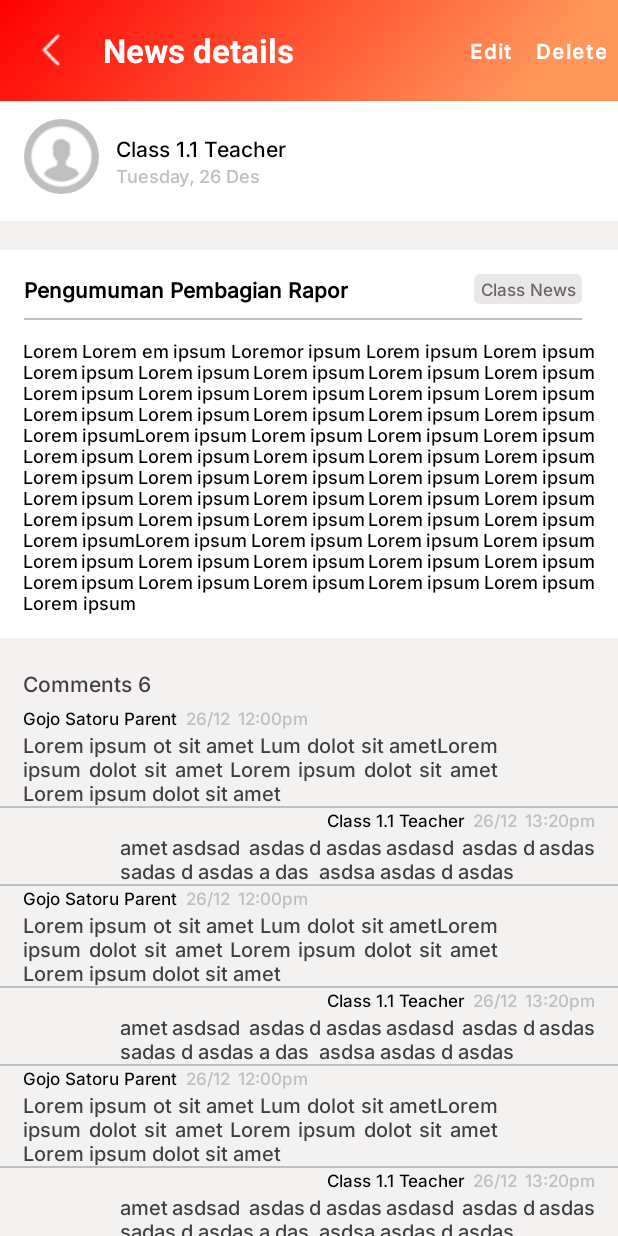
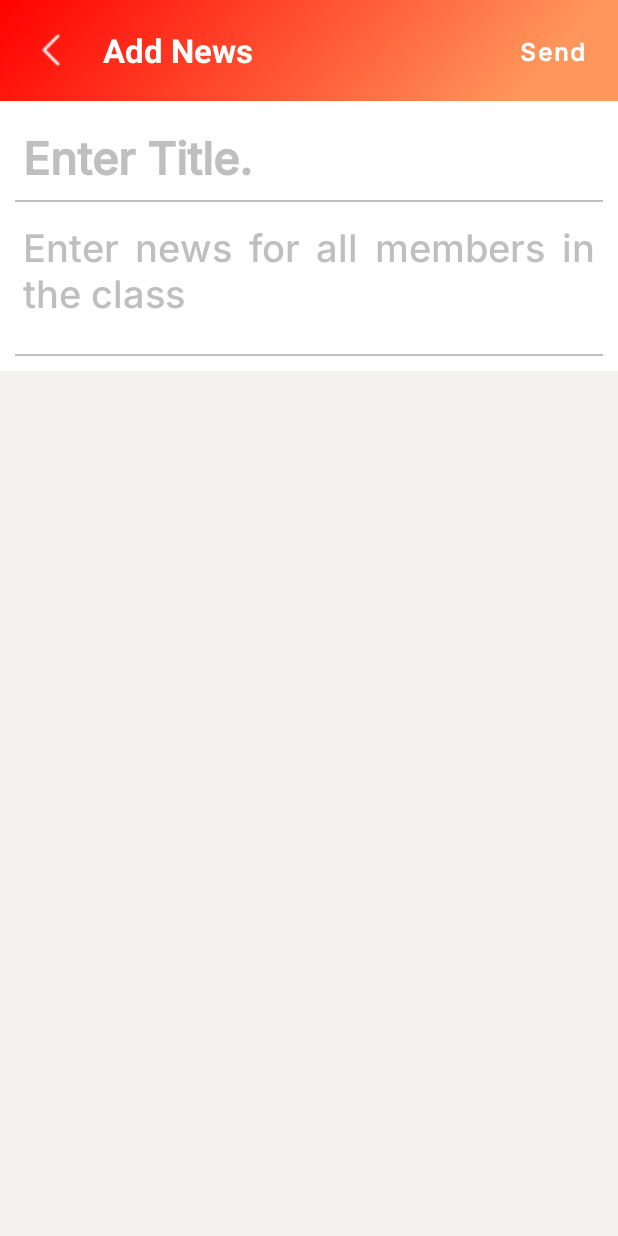
Before and after one commit to raoulhakim/Scholaris-School-Daily-Reports-Mobile-App, an Android app: the screen it shows after launch (NewsDetailActivity before the commit, AddNewsActivity after it), on a phone screen of 412 x 824 dp. Run offline under Robolectric (Android 15) with nearby library versions, the light colour scheme and no system bars.

Commit message:
revizion newsfragment +NewsDetailActivity + AddNewsActivity

```diff
--- a/app/src/main/AndroidManifest.xml
+++ b/app/src/main/AndroidManifest.xml
@@ -13,7 +13,7 @@
         android:theme="@style/Theme.ScholarisV2"
         tools:targetApi="31">
         <activity
-            android:name=".NewsDetailActivity"
+            android:name=".AddNewsActivity"
             android:exported="true">
             <intent-filter>
                 <action android:name="android.intent.action.MAIN" />
--- /dev/null
+++ b/app/src/main/java/com/example/scholarisv2/AddNewsActivity.java
@@ -0,0 +1,23 @@
+package com.example.scholarisv2;
+
+import android.content.Intent;
+import android.os.Bundle;
+import android.view.View;
+import android.view.WindowManager;
+import android.widget.Button;
+import android.widget.SearchView;
+
+import androidx.appcompat.app.ActionBarDrawerToggle;
+import androidx.appcompat.app.AppCompatActivity;
+import androidx.appcompat.app.AppCompatDelegate;
+import androidx.drawerlayout.widget.DrawerLayout;
+
+import com.google.android.material.navigation.NavigationView;
+
+public class AddNewsActivity extends AppCompatActivity {
+    @Override
+    protected void onCreate(Bundle savedInstanceState) {
+        super.onCreate(savedInstanceState);
+        setContentView(R.layout.addnews_activity);
+    }
+}
--- /dev/null
+++ b/app/src/main/res/layout/addnews_activity.xml
@@ -0,0 +1,158 @@
+<?xml version="1.0" encoding="utf-8"?>
+<LinearLayout xmlns:android="http://schemas.android.com/apk/res/android"
+    xmlns:app="http://schemas.android.com/apk/res-auto"
+    xmlns:tools="http://schemas.android.com/tools"
+    android:layout_width="match_parent"
+    android:layout_height="match_parent"
+    tools:context="AddNewsActivity"
+    android:background="#F4F1F1"
+    android:orientation="vertical">
+
+
+    <LinearLayout
+        android:id="@+id/linearLayout2"
+        android:layout_width="match_parent"
+        android:layout_height="wrap_content"
+        android:background="@drawable/bg_toolbar_2">
+
+        <LinearLayout
+            android:layout_width="match_parent"
+            android:layout_height="match_parent"
+            android:layout_weight="1"
+            android:orientation="horizontal">
+
+            <LinearLayout
+                android:layout_width="match_parent"
+                android:layout_height="match_parent"
+                android:layout_weight="5"
+                android:gravity="center">
+
+                <ImageButton
+                    android:layout_width="wrap_content"
+                    android:layout_height="wrap_content"
+                    android:background="@drawable/back_menu_icon" />
+
+            </LinearLayout>
+
+            <LinearLayout
+                android:layout_width="match_parent"
+                android:layout_height="match_parent"
+                android:layout_weight="1"
+                android:orientation="horizontal">
+
+                <TextView
+                    android:id="@+id/textView"
+                    android:layout_width="wrap_content"
+                    android:layout_height="match_parent"
+                    android:layout_weight="1"
+                    android:gravity="center_vertical"
+                    android:text="Add News"
+                    android:textColor="@color/white"
+                    android:textSize="22sp"
+                    android:textStyle="bold" />
+
+                <LinearLayout
+                    android:layout_width="wrap_content"
+                    android:layout_height="match_parent"
+                    android:orientation="horizontal">
+
+                    <Button
+                        android:layout_width="wrap_content"
+                        android:layout_height="match_parent"
+                        android:layout_gravity="center_vertical"
+                        android:background="@android:color/transparent"
+                        android:fontFamily="@font/inter_medium"
+                        android:text="Send"
+                        android:textAllCaps="false"
+                        android:textSize="16sp"
+                        android:textStyle="bold" />
+
+                </LinearLayout>
+
+            </LinearLayout>
+
+        </LinearLayout>
+
+    </LinearLayout>
+
+    <LinearLayout
+        android:layout_width="match_parent"
+        android:layout_height="wrap_content"
+        android:orientation="vertical"
+        android:background="@color/white">
+
+            <LinearLayout
+                android:layout_width="match_parent"
+                android:layout_height="wrap_content"
+                android:orientation="vertical">
+
+                <LinearLayout
+                    android:layout_width="match_parent"
+                    android:layout_height="match_parent">
+
+                        <LinearLayout
+                            android:layout_width="match_parent"
+                            android:layout_height="wrap_content"
+                            android:orientation="vertical">
+
+                            <EditText
+                                android:id="@+id/textView13"
+                                android:layout_width="match_parent"
+                                android:layout_height="wrap_content"
+                                android:layout_marginTop="16dp"
+                                android:background="@null"
+                                android:fontFamily="@font/inter_medium"
+                                android:hint="Enter Title."
+                                android:paddingStart="15dp"
+                                android:paddingEnd="15dp"
+                                android:textColor="@color/black"
+                                android:textColorHint="@color/greyHint"
+                                android:textSize="30dp"
+                                android:textStyle="bold" />
+
+                            <View
+                                android:layout_width="match_parent"
+                                android:layout_height="1dp"
+                                android:layout_marginStart="10dp"
+                                android:layout_marginTop="9dp"
+                                android:layout_marginEnd="10dp"
+                                android:background="@color/greyHint"
+                                ></View>
+
+                            <EditText
+                                android:id="@+id/textView15"
+                                android:layout_width="match_parent"
+                                android:layout_height="wrap_content"
+                                android:layout_marginTop="12dp"
+                                android:fontFamily="@font/inter_medium"
+                                android:justificationMode="inter_word"
+                                android:paddingLeft="15dp"
+                                android:paddingRight="15dp"
+                                android:paddingBottom="15dp"
+                                android:hint="Enter news for all members in the class"
+                                android:textColorHint="@color/greyHint"
+                                android:textColor="@color/black"
+                                android:textSize="25dp"
+                                android:background="@null"
+                                />
+
+                            <View
+                                android:layout_width="match_parent"
+                                android:layout_height="1dp"
+                                android:layout_marginStart="10dp"
+                                android:layout_marginTop="9dp"
+                                android:layout_marginEnd="10dp"
+                                android:layout_marginBottom="10dp"
+                                android:background="@color/greyHint"
+                                ></View>
+
+                        </LinearLayout>
+
+                </LinearLayout>
+
+            </LinearLayout>
+
+        </LinearLayout>
+
+
+</LinearLayout>
--- a/app/src/main/res/layout/fragment_news.xml
+++ b/app/src/main/res/layout/fragment_news.xml
@@ -171,8 +171,8 @@
                             android:orientation="vertical">
 
                             <androidx.constraintlayout.widget.ConstraintLayout
-                                android:layout_width="390dp"
-                                android:layout_height="103dp"
+                                android:layout_width="match_parent"
+                                android:layout_height="match_parent"
                                 android:layout_gravity="center"
                                 android:layout_margin="7dp"
                                 android:gravity="center"
--- a/app/src/main/res/layout/newsdetail_activity.xml
+++ b/app/src/main/res/layout/newsdetail_activity.xml
@@ -149,6 +149,30 @@
                             app:layout_constraintTop_toBottomOf="@+id/textView11"
                             android:textColor="@color/greyHint"/>
 
+                        <TextView
+                            android:id="@+id/textView16"
+                            android:layout_width="0dp"
+                            android:layout_height="wrap_content"
+                            android:layout_marginStart="3dp"
+                            android:layout_marginTop="00dp"
+                            android:fontFamily="@font/inter_medium"
+                            android:text="at"
+                            android:textColor="@color/greyHint"
+                            android:textSize="12dp"
+                            app:layout_constraintStart_toEndOf="@+id/textView12"
+                            app:layout_constraintTop_toBottomOf="@+id/textView11"></TextView>
+
+                        <TextView
+                            android:layout_width="0dp"
+                            android:layout_height="wrap_content"
+                            android:layout_marginStart="3dp"
+                            android:fontFamily="@font/inter_medium"
+                            android:text="12:00pm"
+                            android:textColor="@color/greyHint"
+                            android:textSize="12dp"
+                            app:layout_constraintStart_toEndOf="@+id/textView16"
+                            app:layout_constraintTop_toBottomOf="@+id/textView11"></TextView>
+
                         <ImageView
                             android:id="@+id/imageView"
                             android:layout_width="50dp"
@@ -193,34 +217,36 @@
                             app:layout_constraintEnd_toEndOf="parent"
                             app:layout_constraintTop_toTopOf="parent" />
 
+                        <LinearLayout
+                            android:layout_width="match_parent"
+                            android:layout_height="wrap_content"
+                            android:orientation="vertical">
                             <TextView
                                 android:id="@+id/textView13"
-                            android:layout_width="0dp"
+                                android:layout_width="match_parent"
                                 android:layout_height="wrap_content"
-                            android:layout_marginStart="16dp"
                                 android:layout_marginTop="16dp"
+                                android:paddingStart="15dp"
+                                android:paddingEnd="100dp"
                                 android:fontFamily="@font/inter_medium"
-                            android:text="Pengumuman Pembagian Rapor"
+                                android:text="Pengumuman Pembagian Rapor Class 1.1 Pada Tanggal 31 Desember 2023"
                                 android:textColor="@color/black"
                                 android:textStyle="bold"
-                            app:layout_constraintStart_toStartOf="parent"
-                            app:layout_constraintTop_toTopOf="parent" />
+                                 />
 
                             <View
                                 android:id="@+id/view"
-                            android:layout_width="0dp"
+                                android:layout_width="match_parent"
                                 android:layout_height="1dp"
                                 android:layout_marginStart="16dp"
                                 android:layout_marginTop="9dp"
                                 android:layout_marginEnd="24dp"
                                 android:background="@color/greyHint"
-                            app:layout_constraintEnd_toEndOf="parent"
-                            app:layout_constraintStart_toStartOf="parent"
-                            app:layout_constraintTop_toBottomOf="@+id/textView14"></View>
+                                ></View>
 
                             <TextView
                                 android:id="@+id/textView15"
-                            android:layout_width="0dp"
+                                android:layout_width="match_parent"
                                 android:layout_height="wrap_content"
                                 android:layout_marginTop="12dp"
                                 android:fontFamily="@font/inter_medium"
@@ -231,9 +257,12 @@
                                 android:text="Lorem Lorem em ipsum Loremor ipsum Lorem ipsum Lorem ipsum Lorem ipsum Lorem ipsum Lorem ipsum Lorem ipsum Lorem ipsum Lorem ipsum Lorem ipsum Lorem ipsum Lorem ipsum Lorem ipsum Lorem ipsum Lorem ipsum Lorem ipsum Lorem ipsum Lorem ipsum Lorem ipsumLorem ipsum Lorem ipsum Lorem ipsum Lorem ipsum Lorem ipsum Lorem ipsum Lorem ipsum Lorem ipsum Lorem ipsum Lorem ipsum Lorem ipsum Lorem ipsum Lorem ipsum Lorem ipsum Lorem ipsum Lorem ipsum Lorem ipsum Lorem ipsum Lorem ipsum Lorem ipsum Lorem ipsum Lorem ipsum Lorem ipsum Lorem ipsum Lorem ipsumLorem ipsum Lorem ipsum Lorem ipsum Lorem ipsum Lorem ipsum Lorem ipsum Lorem ipsum Lorem ipsum Lorem ipsum Lorem ipsum Lorem ipsum Lorem ipsum Lorem ipsum Lorem ipsum Lorem ipsum"
                                 android:textColor="@color/black"
                                 android:textSize="12dp"
-                            app:layout_constraintBottom_toBottomOf="parent"
-                            app:layout_constraintTop_toBottomOf="@+id/view"
-                            tools:layout_editor_absoluteX="0dp" />
+                                />
+
+                        </LinearLayout>
+
+
+
 
 
                     </androidx.constraintlayout.widget.ConstraintLayout>
@@ -342,6 +371,7 @@
                                     android:textSize="13dp"
                                     android:layout_marginStart="15dp"
                                     android:layout_marginEnd="80dp"
+                                    android:layout_marginBottom="10dp"
                                     android:textColor="#403F3F">
                                 </TextView>
 
@@ -353,8 +383,8 @@
                             </LinearLayout>
 
                         </LinearLayout>
+
                         <!--Comment 2-->
-
                         <LinearLayout
                             android:layout_width="match_parent"
                             android:layout_height="wrap_content"
@@ -414,6 +444,7 @@
                                     android:textSize="13dp"
                                     android:layout_marginStart="80dp"
                                     android:layout_marginEnd="15dp"
+                                    android:layout_marginBottom="10dp"
                                     android:textColor="#403F3F">
                                 </TextView>
 
@@ -425,8 +456,8 @@
                             </LinearLayout>
 
                         </LinearLayout>
+
                         <!--Comment 3-->
-
                         <LinearLayout
                             android:layout_width="match_parent"
                             android:layout_height="wrap_content"
@@ -483,6 +514,7 @@
                                     android:textSize="13dp"
                                     android:layout_marginStart="15dp"
                                     android:layout_marginEnd="80dp"
+                                    android:layout_marginBottom="10dp"
                                     android:textColor="#403F3F">
                                 </TextView>
 
@@ -494,8 +526,8 @@
                             </LinearLayout>
 
                         </LinearLayout>
+
                         <!--Comment 4-->
-
                         <LinearLayout
                             android:layout_width="match_parent"
                             android:layout_height="wrap_content"
@@ -555,6 +587,7 @@
                                     android:textSize="13dp"
                                     android:layout_marginStart="80dp"
                                     android:layout_marginEnd="15dp"
+                                    android:layout_marginBottom="10dp"
                                     android:textColor="#403F3F">
                                 </TextView>
 
@@ -566,8 +599,8 @@
                             </LinearLayout>
 
                         </LinearLayout>
+
                         <!--Comment 5-->
-
                         <LinearLayout
                             android:layout_width="match_parent"
                             android:layout_height="wrap_content"
@@ -624,6 +657,7 @@
                                     android:textSize="13dp"
                                     android:layout_marginStart="15dp"
                                     android:layout_marginEnd="80dp"
+                                    android:layout_marginBottom="10dp"
                                     android:textColor="#403F3F">
                                 </TextView>
 
@@ -635,8 +669,8 @@
                             </LinearLayout>
 
                         </LinearLayout>
+
                         <!--Comment 6-->
-
                         <LinearLayout
                             android:layout_width="match_parent"
                             android:layout_height="wrap_content"
@@ -696,6 +730,7 @@
                                     android:textSize="13dp"
                                     android:layout_marginStart="80dp"
                                     android:layout_marginEnd="15dp"
+                                    android:layout_marginBottom="10dp"
                                     android:textColor="#403F3F">
                                 </TextView>
 
```
Lines whose indentation alone changed are shown as unchanged.
